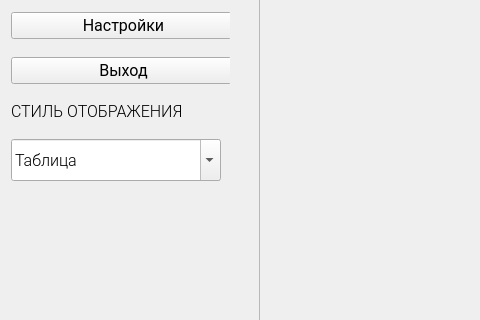
This is design/mainwindow_d.ui in yurii-bel/project_2021 as Qt 5 draws it before an edit; both pictures show x 0 to 480 and y 182 to 502 of the 1280 by 768 pixel window. The edited form follows.
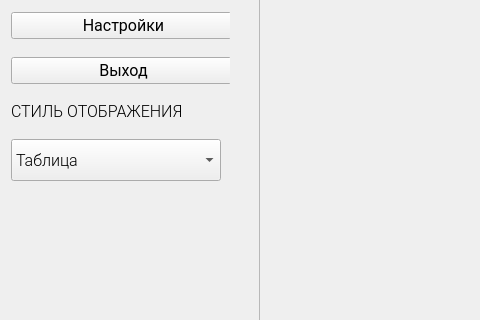
This is the edited form. Icons and pictures are not drawn.

Commit message: done styles logic for categories block.

Diff of the .ui file:
```diff
--- a/design/mainwindow_d.ui
+++ b/design/mainwindow_d.ui
@@ -291,7 +291,7 @@
             </font>
            </property>
            <property name="editable">
-            <bool>true</bool>
+            <bool>false</bool>
            </property>
            <property name="currentText">
             <string>Таблица</string>
```
Left out of the diff: 2 changed lines with no effect on the pictures. The commit also changes 2 other files.
